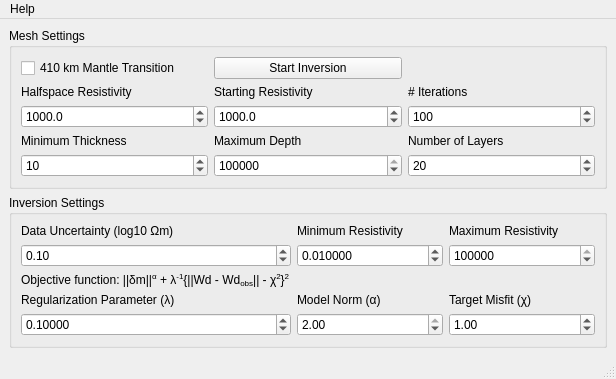
Old version of the form pyMT/GUI_common/inversion_settings.ui in the repository eroots/pyMT.
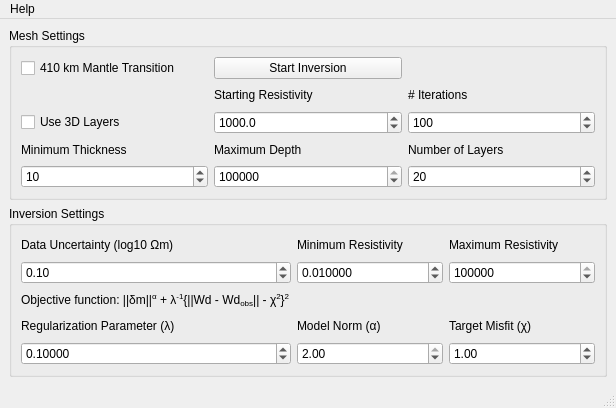
New version of the form.

The edit to the form file:
```diff
--- a/pyMT/GUI_common/inversion_settings.ui
+++ b/pyMT/GUI_common/inversion_settings.ui
@@ -7,7 +7,7 @@
     <x>0</x>
     <y>0</y>
     <width>616</width>
-    <height>347</height>
+    <height>408</height>
    </rect>
   </property>
   <property name="windowTitle">
@@ -42,13 +42,6 @@
          </property>
         </widget>
        </item>
-       <item row="2" column="1">
-        <widget class="QLabel" name="label_13">
-         <property name="text">
-          <string>Halfspace Resistivity</string>
-         </property>
-        </widget>
-       </item>
        <item row="5" column="3">
         <widget class="QLabel" name="label_8">
          <property name="text">
@@ -131,36 +124,27 @@
          </property>
         </widget>
        </item>
-       <item row="4" column="1">
-        <widget class="QDoubleSpinBox" name="halfspaceRho">
-         <property name="decimals">
-          <number>1</number>
-         </property>
-         <property name="minimum">
-          <double>1.000000000000000</double>
-         </property>
-         <property name="maximum">
-          <double>100000.000000000000000</double>
-         </property>
-         <property name="value">
-          <double>1000.000000000000000</double>
-         </property>
-        </widget>
-       </item>
-       <item row="0" column="1">
-        <widget class="QCheckBox" name="checkMantleTransition">
-         <property name="text">
-          <string>410 km Mantle Transition</string>
-         </property>
-        </widget>
-       </item>
-       <item row="0" column="3">
+       <item row="1" column="3">
         <widget class="QPushButton" name="pushStartInversion">
          <property name="text">
           <string>Start Inversion</string>
          </property>
         </widget>
        </item>
+       <item row="1" column="1">
+        <widget class="QCheckBox" name="checkMantleTransition">
+         <property name="text">
+          <string>410 km Mantle Transition</string>
+         </property>
+        </widget>
+       </item>
+       <item row="4" column="1">
+        <widget class="QCheckBox" name="check3DLayers">
+         <property name="text">
+          <string>Use 3D Layers</string>
+         </property>
+        </widget>
+       </item>
       </layout>
      </widget>
     </item>
```
Left out of the diff: 2 changed lines with no effect on the pictures.
